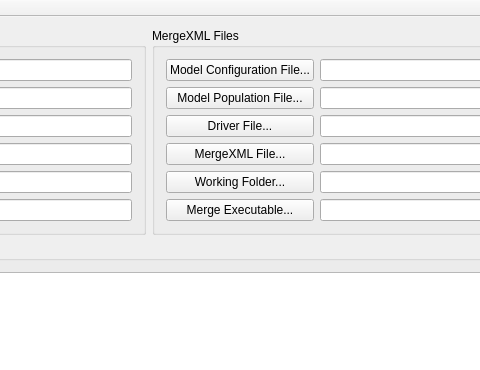
Qt form AsynchronousGA4/MainWindow.ui (wol101/AsynchronousGA4) before a commit; both pictures show x 385 to 865 and y 0 to 370 of the 1067 by 666 pixel window.
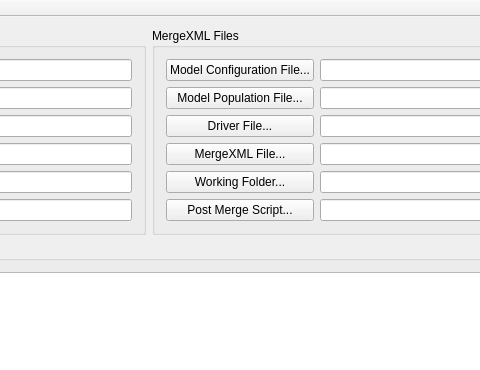
The same form after that commit.

Commit message: Post merge script now made explicit

Patch:
```diff
--- a/AsynchronousGA4/MainWindow.ui
+++ b/AsynchronousGA4/MainWindow.ui
@@ -143,7 +143,7 @@
        <item row="5" column="0">
         <widget class="QPushButton" name="pushButtonMergeScriptExecutable">
          <property name="text">
-          <string>Merge Executable...</string>
+          <string>Post Merge Script...</string>
          </property>
         </widget>
        </item>
```
Left out of the diff: 4 changed lines with no effect on the pictures. The commit also changes 2 other files.
